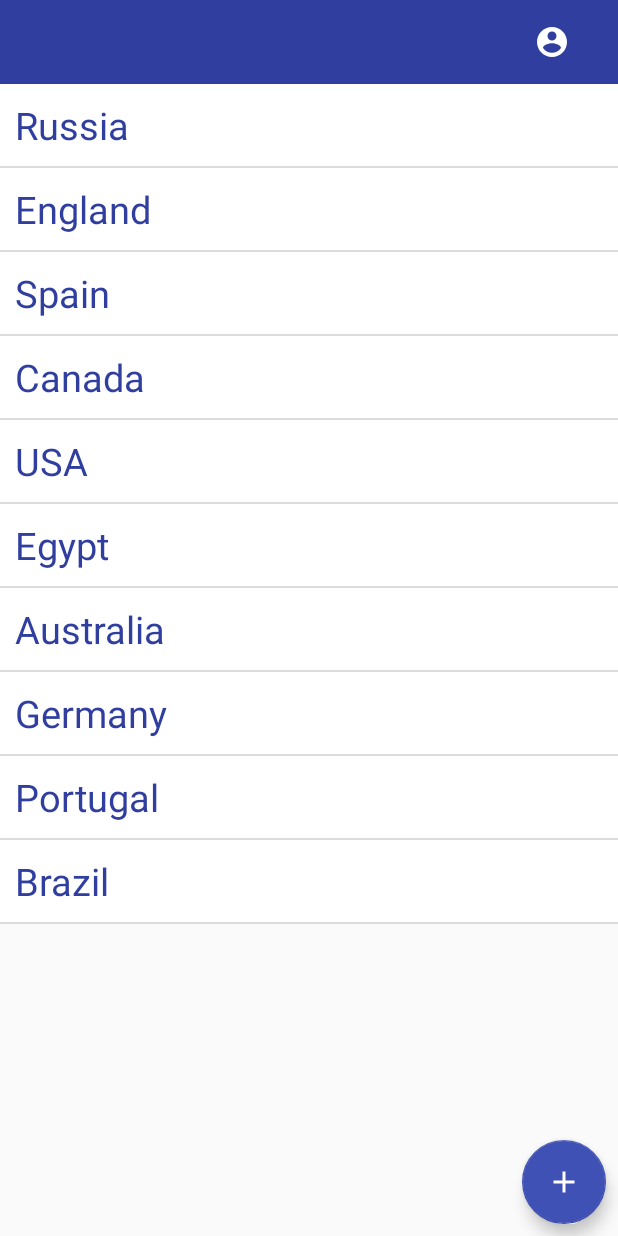
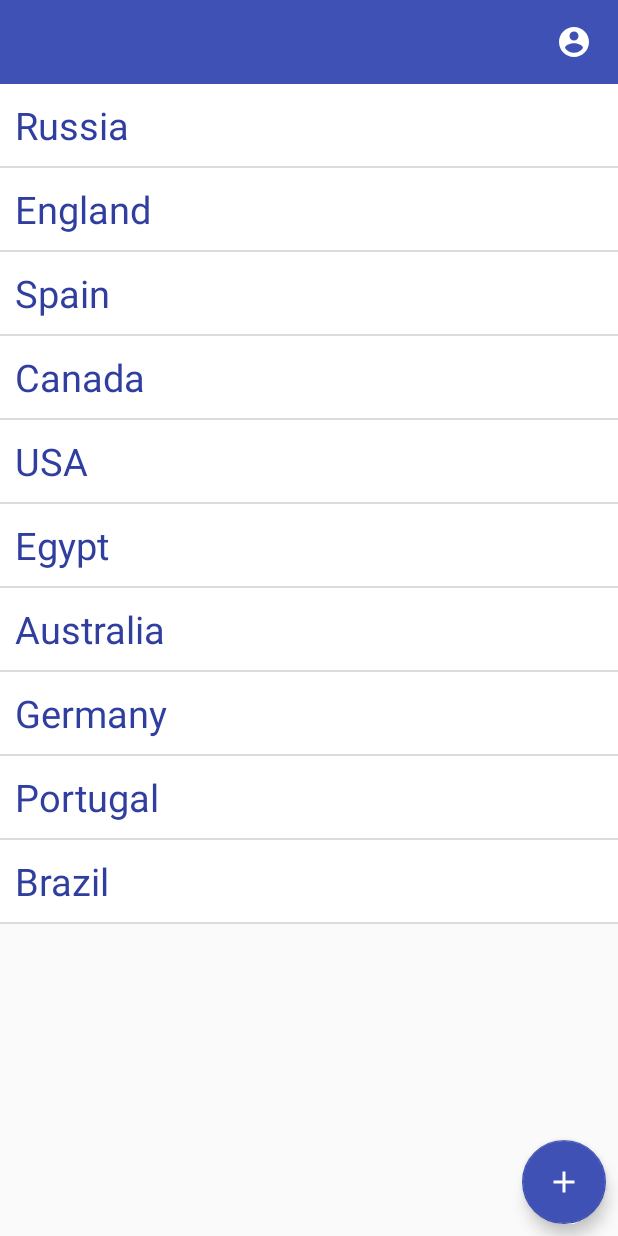
Before and after one commit to Fehty/shifu-project1, an Android app: the ListFragment screen opened directly, with no data from a screen before it, on a phone screen of 412 x 824 dp. Run offline under Robolectric (Android 15) with nearby library versions, the phone set to English and light mode, and no system bars.

Commit message:
Task 2 Hard

```diff
--- a/app/src/main/java/com/example/fehty/project1/Activity/MainActivity.kt
+++ b/app/src/main/java/com/example/fehty/project1/Activity/MainActivity.kt
@@ -1,9 +1,11 @@
 package com.example.fehty.project1.Activity
 
 import android.os.Bundle
+import android.support.v4.app.Fragment
 import android.support.v7.app.AppCompatActivity
 import com.example.fehty.project1.MenuFragments.AddItemFragment
 import com.example.fehty.project1.MenuFragments.ListFragment
+import com.example.fehty.project1.MenuFragments.ProfileFragment
 import com.example.fehty.project1.R
 import kotlinx.android.synthetic.main.activity_main.*
 
@@ -13,17 +15,23 @@ class MainActivity : AppCompatActivity() {
         super.onCreate(savedInstanceState)
         setContentView(R.layout.activity_main)
 
-        supportFragmentManager.beginTransaction()
-                .add(R.id.container, ListFragment())
-                .commit()
+        setSupportActionBar(toolBar)
+        replaceThisFragmentTo(ListFragment())
 
         floatingActionButton.setOnClickListener {
-            setSupportActionBar(toolBar)
             supportActionBar?.setDisplayHomeAsUpEnabled(true)
             floatingActionButton.hide()
-            supportFragmentManager.beginTransaction()
-                    .replace(R.id.container, AddItemFragment())
-                    .commit()
+            replaceThisFragmentTo(AddItemFragment(this))
+        }
+
+        profileIcon.setOnClickListener {
+            replaceThisFragmentTo(ProfileFragment())
         }
     }
+
+    private fun replaceThisFragmentTo(fragment: Fragment) {
+        supportFragmentManager.beginTransaction()
+                .replace(R.id.container, fragment)
+                .commit()
+    }
 }
--- a/app/src/main/java/com/example/fehty/project1/MenuFragments/ListFragment.kt
+++ b/app/src/main/java/com/example/fehty/project1/MenuFragments/ListFragment.kt
@@ -1,5 +1,4 @@
 package com.example.fehty.project1.MenuFragments
-
 
 import android.os.Bundle
 import android.support.v4.app.Fragment
@@ -18,26 +17,18 @@ import kotlinx.android.synthetic.main.fragment_list.*
 
 class ListFragment : Fragment(), RecyclerItemTouchHelperListener {
 
+    private val adapter = RecyclerViewAdapter(this)
+    private val list = arrayListOf("Russia", "England", "Spain", "Canada", "USA", "Egypt", "Australia", "Germany", "Portugal", "Brazil")
+
     override fun onCreateView(inflater: LayoutInflater, container: ViewGroup?,
                               savedInstanceState: Bundle?): View? {
         return inflater.inflate(R.layout.fragment_list, container, false)
     }
 
-    private val adapter = RecyclerViewAdapter(this)
-    private val list = arrayListOf("Russia", "England", "Spain", "Canada", "USA", "Egypt", "Australia", "Germany", "Portugal", "Brazil")
-
     override fun onViewCreated(view: View, savedInstanceState: Bundle?) {
         super.onViewCreated(view, savedInstanceState)
 
-        recyclerView.run {
-            layoutManager = LinearLayoutManager(activity)
-            addItemDecoration(DividerItemDecoration(activity, DividerItemDecoration.VERTICAL))
-        }
-
-        recyclerView.adapter = adapter
-
-        adapter.setList(list)
-
+        initList()
 
         val itemTouchHelperCallBack = RecyclerItemTouchHelper(0, ItemTouchHelper.LEFT, this)
         ItemTouchHelper(itemTouchHelperCallBack).attachToRecyclerView(recyclerView)
@@ -53,4 +44,21 @@ class ListFragment : Fragment(), RecyclerItemTouchHelperListener {
                 ?.replace(R.id.container, fragmentBack)
                 ?.commit()
     }
+
+    private fun initList() {
+
+        recyclerView.run {
+            layoutManager = LinearLayoutManager(activity)
+            addItemDecoration(DividerItemDecoration(activity, DividerItemDecoration.VERTICAL))
+        }
+
+        if (arguments != null) {
+            val bundle: Bundle? = arguments
+            bundle!!.getString("item")
+            list.add(bundle.getString("item"))
+        }
+
+        recyclerView.adapter = adapter
+        adapter.setList(list)
+    }
 }
--- a/app/src/main/res/layout/activity_main.xml
+++ b/app/src/main/res/layout/activity_main.xml
@@ -10,7 +10,8 @@
         android:id="@+id/toolBar"
         android:layout_width="match_parent"
         android:layout_height="wrap_content"
-        android:background="@color/colorPrimaryDark">
+        app:theme="@style/ThemeOverlay.AppCompat.Dark"
+        android:background="@color/colorPrimary">
 
         <RelativeLayout
             android:layout_width="wrap_content"
@@ -18,7 +19,8 @@
 
             <ImageButton
                 style="@style/Base.Widget.AppCompat.Button.Borderless"
-                android:layout_width="wrap_content"
+                android:layout_width="59dp"
+                android:id="@+id/profileIcon"
                 android:layout_height="wrap_content"
                 android:layout_alignParentEnd="true"
                 android:background="?android:attr/selectableItemBackgroundBorderless"
@@ -42,16 +44,4 @@
         android:src="@drawable/ic_add_white"
         app:backgroundTint="@color/colorPrimary"
         app:fabSize="normal" />
-
-    <!--<android.support.design.widget.BottomNavigationView-->
-    <!--android:id="@+id/bottomNavigationView"-->
-    <!--android:layout_width="match_parent"-->
-    <!--android:layout_height="wrap_content"-->
-    <!--android:layout_alignParentBottom="true"-->
-    <!--android:background="@color/colorPrimary"-->
-    <!--app:itemIconTint="@drawable/bottom_navigation_item_state_selector"-->
-    <!--app:itemTextColor="@drawable/bottom_navigation_item_state_selector"-->
-    <!--app:menu="@menu/menu_bottom">-->
-
-    <!--</android.support.design.widget.BottomNavigationView>-->
 </RelativeLayout>
--- a/app/src/main/res/values/colors.xml
+++ b/app/src/main/res/values/colors.xml
@@ -2,6 +2,6 @@
 <resources>
     <color name="colorPrimary">#3F51B5</color>
     <color name="colorPrimaryDark">#303F9F</color>
-    <color name="colorAccent">#FF4081</color>
+    <color name="colorAccent">#3F51B5</color>
     <color name="activity_template_for_list_background_color">#D32F2F</color>
 </resources>
--- a/app/src/main/res/values/dimens.xml
+++ b/app/src/main/res/values/dimens.xml
@@ -6,4 +6,6 @@
     <dimen name="activity_template_for_list_background_margin">28dp</dimen>
     <dimen name="activity_template_for_list_text_size">15sp</dimen>
     <dimen name="activity_template_for_list_foreground_padding">10dp</dimen>
+    <dimen name="fragment_add_item_edit_text_width">225dp</dimen>
+    <dimen name="fragment_add_item_edit_text_margin_top">76dp</dimen>
 </resources>
--- a/app/src/main/res/values/strings.xml
+++ b/app/src/main/res/values/strings.xml
@@ -1,7 +1,7 @@
 <resources>
     <string name="app_name">Project1</string>
-    <string name="activity_main_text">Алибеков Олег Олегович запустил проект, какой он молодец!</string>
     <string name="activity_back_button_text">Back</string>
     <string name="activity_template_for_list_text">First Item of this list</string>
     <string name="activity_template_for_list_background_text">Удалить</string>
+    <string name="fragment_add_item_button_text">Сохранить</string>
 </resources>
```
Also changed, not shown: app/src/main/java/com/example/fehty/project1/MenuFragments/AddItemFragment.kt (+33 -5 lines), app/src/main/res/layout/fragment_add_item.xml (+23 -2 lines).
